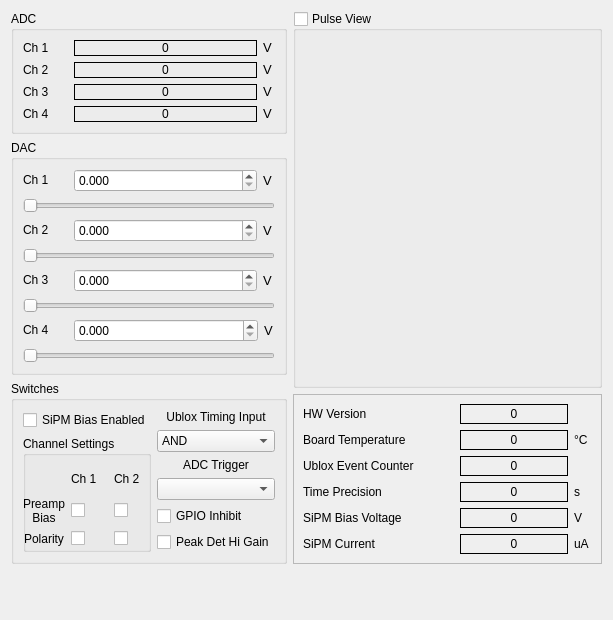
The window that source/gui/src/parametermonitorform.ui (MuonPi/muondetector) describes before a commit, drawn with Qt 5.
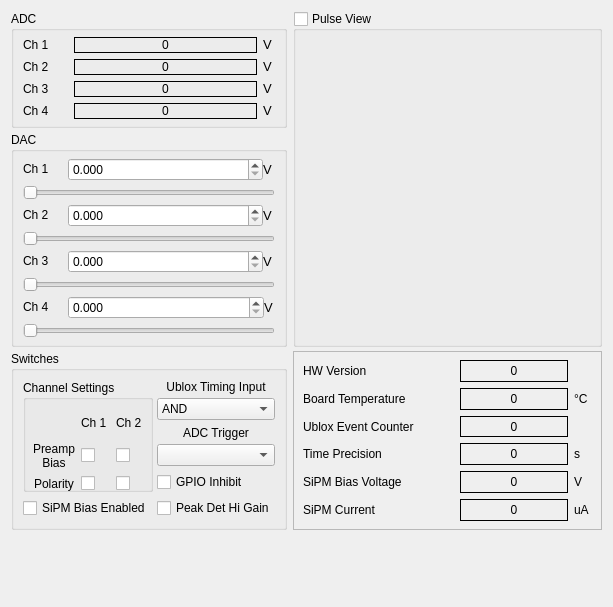
The same window after the commit. Custom widgets are drawn as their Qt base class.

Commit message: Anpassung Darstellung Tab Parameter

What changed in the file:
```diff
--- a/source/gui/src/parametermonitorform.ui
+++ b/source/gui/src/parametermonitorform.ui
@@ -7,7 +7,7 @@
     <x>0</x>
     <y>0</y>
     <width>613</width>
-    <height>620</height>
+    <height>607</height>
    </rect>
   </property>
   <property name="sizePolicy">
@@ -26,6 +26,12 @@
    <string>Form</string>
   </property>
   <layout class="QGridLayout" name="gridLayout_11">
+   <property name="bottomMargin">
+    <number>4</number>
+   </property>
+   <property name="verticalSpacing">
+    <number>4</number>
+   </property>
    <item row="0" column="0">
     <widget class="QGroupBox" name="groupBox">
      <property name="sizePolicy">
@@ -50,6 +56,12 @@
       <string>ADC</string>
      </property>
      <layout class="QGridLayout" name="gridLayout">
+      <property name="topMargin">
+       <number>6</number>
+      </property>
+      <property name="bottomMargin">
+       <number>6</number>
+      </property>
       <item row="0" column="0">
        <layout class="QHBoxLayout" name="horizontalLayout">
         <item>
@@ -405,30 +417,6 @@
      </layout>
     </widget>
    </item>
-   <item row="0" column="1" rowspan="3">
-    <widget class="QGroupBox" name="adcTraceGroupBox">
-     <property name="sizePolicy">
-      <sizepolicy hsizetype="Expanding" vsizetype="Preferred">
-       <horstretch>0</horstretch>
-       <verstretch>0</verstretch>
-      </sizepolicy>
-     </property>
-     <property name="title">
-      <string>Pulse View</string>
-     </property>
-     <property name="checkable">
-      <bool>true</bool>
-     </property>
-     <property name="checked">
-      <bool>false</bool>
-     </property>
-     <layout class="QGridLayout" name="gridLayout_5">
-      <item row="0" column="0">
-       <widget class="CustomPlot" name="adcTracePlot" native="true"/>
-      </item>
-     </layout>
-    </widget>
-   </item>
    <item row="1" column="0">
     <widget class="QGroupBox" name="groupBox_2">
      <property name="sizePolicy">
@@ -453,8 +441,20 @@
       <string>DAC</string>
      </property>
      <layout class="QGridLayout" name="gridLayout_10">
+      <property name="topMargin">
+       <number>6</number>
+      </property>
+      <property name="bottomMargin">
+       <number>6</number>
+      </property>
+      <property name="verticalSpacing">
+       <number>4</number>
+      </property>
       <item row="0" column="0">
        <layout class="QGridLayout" name="gridLayout_2">
+        <property name="verticalSpacing">
+         <number>4</number>
+        </property>
         <item row="0" column="0">
          <widget class="QLabel" name="label_9">
           <property name="sizePolicy">
@@ -556,6 +556,9 @@
       </item>
       <item row="1" column="0">
        <layout class="QGridLayout" name="gridLayout_8">
+        <property name="verticalSpacing">
+         <number>4</number>
+        </property>
         <item row="0" column="2">
          <widget class="QLabel" name="label_12">
           <property name="sizePolicy">
@@ -651,6 +654,9 @@
       </item>
       <item row="2" column="0">
        <layout class="QGridLayout" name="gridLayout_7">
+        <property name="verticalSpacing">
+         <number>4</number>
+        </property>
         <item row="0" column="1">
          <widget class="QDoubleSpinBox" name="dacSpinBox3">
           <property name="sizePolicy">
@@ -746,6 +752,9 @@
       </item>
       <item row="3" column="0">
        <layout class="QGridLayout" name="gridLayout_9">
+        <property name="verticalSpacing">
+         <number>4</number>
+        </property>
         <item row="0" column="1">
          <widget class="QDoubleSpinBox" name="dacSpinBox4">
           <property name="sizePolicy">
@@ -842,7 +851,33 @@
      </layout>
     </widget>
    </item>
-   <item row="2" column="0" rowspan="2">
+   <item row="4" column="0">
+    <spacer name="verticalSpacer">
+     <property name="orientation">
+      <enum>Qt::Vertical</enum>
+     </property>
+     <property name="sizeHint" stdset="0">
+      <size>
+       <width>20</width>
+       <height>2</height>
+      </size>
+     </property>
+    </spacer>
+   </item>
+   <item row="4" column="1">
+    <spacer name="verticalSpacer_2">
+     <property name="orientation">
+      <enum>Qt::Vertical</enum>
+     </property>
+     <property name="sizeHint" stdset="0">
+      <size>
+       <width>20</width>
+       <height>2</height>
+      </size>
+     </property>
+    </spacer>
+   </item>
+   <item row="2" column="0">
     <widget class="QGroupBox" name="groupBox_3">
      <property name="minimumSize">
       <size>
@@ -854,20 +889,14 @@
       <string>Switches</string>
      </property>
      <layout class="QGridLayout" name="gridLayout_4">
-      <item row="0" column="0">
-       <widget class="QCheckBox" name="biasEnCheckBox">
-        <property name="font">
-         <font>
-          <pointsize>9</pointsize>
-         </font>
-        </property>
-        <property name="text">
-         <string>SiPM Bias Enabled</string>
-        </property>
-       </widget>
-      </item>
+      <property name="horizontalSpacing">
+       <number>4</number>
+      </property>
       <item row="0" column="1" rowspan="2">
        <layout class="QVBoxLayout" name="verticalLayout_2">
+        <property name="spacing">
+         <number>4</number>
+        </property>
         <item>
          <widget class="QLabel" name="label_17">
           <property name="font">
@@ -934,11 +963,78 @@
         </item>
        </layout>
       </item>
-      <item row="1" column="0" rowspan="4">
+      <item row="2" column="1">
+       <layout class="QVBoxLayout" name="verticalLayout_3">
+        <property name="spacing">
+         <number>4</number>
+        </property>
+        <item>
+         <widget class="QLabel" name="label_18">
+          <property name="font">
+           <font>
+            <pointsize>9</pointsize>
+           </font>
+          </property>
+          <property name="text">
+           <string>ADC Trigger</string>
+          </property>
+          <property name="alignment">
+           <set>Qt::AlignBottom|Qt::AlignHCenter</set>
+          </property>
+         </widget>
+        </item>
+        <item>
+         <widget class="QComboBox" name="adcTriggerSelectionComboBox">
+          <property name="font">
+           <font>
+            <pointsize>9</pointsize>
+           </font>
+          </property>
+         </widget>
+        </item>
+       </layout>
+      </item>
+      <item row="3" column="1">
+       <widget class="QCheckBox" name="gpioInhibitCheckBox">
+        <property name="font">
+         <font>
+          <pointsize>9</pointsize>
+         </font>
+        </property>
+        <property name="text">
+         <string>GPIO Inhibit</string>
+        </property>
+       </widget>
+      </item>
+      <item row="4" column="1">
+       <widget class="QCheckBox" name="hiGainCheckBox">
+        <property name="font">
+         <font>
+          <pointsize>9</pointsize>
+         </font>
+        </property>
+        <property name="text">
+         <string>Peak Det Hi Gain</string>
+        </property>
+       </widget>
+      </item>
+      <item row="4" column="0">
+       <widget class="QCheckBox" name="biasEnCheckBox">
+        <property name="font">
+         <font>
+          <pointsize>9</pointsize>
+         </font>
+        </property>
+        <property name="text">
+         <string>SiPM Bias Enabled</string>
+        </property>
+       </widget>
+      </item>
+      <item row="0" column="0" rowspan="4">
        <widget class="QGroupBox" name="groupBox_4">
         <property name="minimumSize">
          <size>
-          <width>0</width>
+          <width>130</width>
           <height>0</height>
          </size>
         </property>
@@ -961,10 +1057,10 @@
         <widget class="QWidget" name="layoutWidget">
          <property name="geometry">
           <rect>
-           <x>0</x>
+           <x>10</x>
            <y>30</y>
-           <width>127</width>
-           <height>80</height>
+           <width>111</width>
+           <height>81</height>
           </rect>
          </property>
          <layout class="QGridLayout" name="gridLayout_3">
@@ -1088,57 +1184,10 @@
         </widget>
        </widget>
       </item>
-      <item row="2" column="1">
-       <layout class="QVBoxLayout" name="verticalLayout_3">
-        <item>
-         <widget class="QLabel" name="label_18">
-          <property name="font">
-           <font>
-            <pointsize>9</pointsize>
-           </font>
-          </property>
-          <property name="text">
-           <string>ADC Trigger</string>
-          </property>
-          <property name="alignment">
-           <set>Qt::AlignBottom|Qt::AlignHCenter</set>
-          </property>
-         </widget>
-        </item>
-        <item>
-         <widget class="QComboBox" name="adcTriggerSelectionComboBox">
-          <property name="font">
-           <font>
-            <pointsize>9</pointsize>
-           </font>
-          </property>
-         </widget>
-        </item>
-       </layout>
-      </item>
-      <item row="3" column="1">
-       <widget class="QCheckBox" name="gpioInhibitCheckBox">
-        <property name="text">
-         <string>GPIO Inhibit</string>
-        </property>
-       </widget>
-      </item>
-      <item row="4" column="1">
-       <widget class="QCheckBox" name="hiGainCheckBox">
-        <property name="font">
-         <font>
-          <pointsize>9</pointsize>
-         </font>
-        </property>
-        <property name="text">
-         <string>Peak Det Hi Gain</string>
-        </property>
-       </widget>
-      </item>
      </layout>
     </widget>
    </item>
-   <item row="3" column="1">
+   <item row="2" column="1">
     <widget class="QFrame" name="frame">
      <property name="frameShape">
       <enum>QFrame::StyledPanel</enum>
@@ -1147,6 +1196,12 @@
       <enum>QFrame::Raised</enum>
      </property>
      <layout class="QGridLayout" name="gridLayout_12">
+      <property name="topMargin">
+       <number>8</number>
+      </property>
+      <property name="bottomMargin">
+       <number>8</number>
+      </property>
       <item row="0" column="0">
        <layout class="QGridLayout" name="gridLayout_6">
         <item row="0" column="0">
@@ -1646,31 +1701,29 @@
      </layout>
     </widget>
    </item>
-   <item row="4" column="0">
-    <spacer name="verticalSpacer">
-     <property name="orientation">
-      <enum>Qt::Vertical</enum>
+   <item row="0" column="1" rowspan="2">
+    <widget class="QGroupBox" name="adcTraceGroupBox">
+     <property name="sizePolicy">
+      <sizepolicy hsizetype="Expanding" vsizetype="Preferred">
+       <horstretch>0</horstretch>
+       <verstretch>0</verstretch>
+      </sizepolicy>
      </property>
-     <property name="sizeHint" stdset="0">
-      <size>
-       <width>20</width>
-       <height>6</height>
-      </size>
+     <property name="title">
+      <string>Pulse View</string>
      </property>
-    </spacer>
-   </item>
-   <item row="4" column="1">
-    <spacer name="verticalSpacer_2">
-     <property name="orientation">
-      <enum>Qt::Vertical</enum>
+     <property name="checkable">
+      <bool>true</bool>
      </property>
-     <property name="sizeHint" stdset="0">
-      <size>
-       <width>20</width>
-       <height>6</height>
-      </size>
+     <property name="checked">
+      <bool>false</bool>
      </property>
-    </spacer>
+     <layout class="QGridLayout" name="gridLayout_5">
+      <item row="0" column="0">
+       <widget class="CustomPlot" name="adcTracePlot" native="true"/>
+      </item>
+     </layout>
+    </widget>
    </item>
   </layout>
  </widget>
```
The commit also changes 1 other file.
